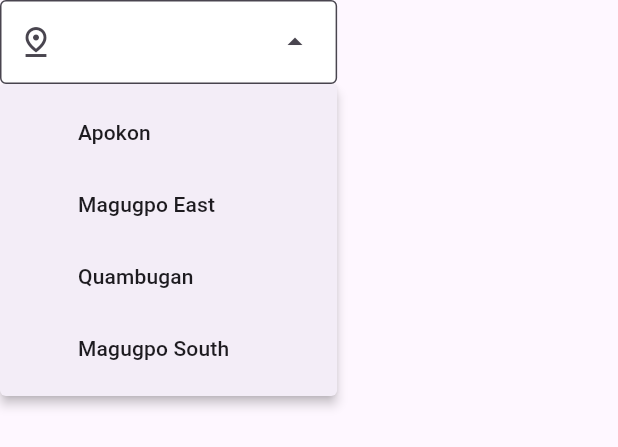
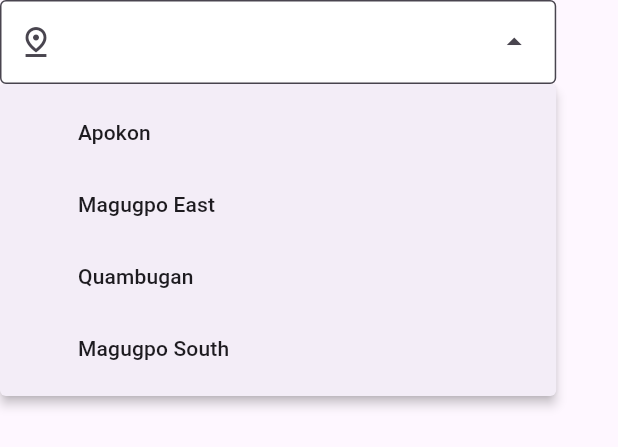
Before and after one commit to MorsHs/power_watch, a Flutter app: the DropDownLocation widget shown alone on an empty page, opened directly, after a tap on "Apokon", on a phone screen of 412 x 824 dp. Shown: the top 447 px of the screen. Run offline on Flutter 3.47's test engine with Material 3 defaults, Android fonts, the phone set to English and light mode, and no system bars; missing offline and left inert: curved_app_bar.

Commit message:
Add CurvedAppBar and refactor DropdownMenu in LandingPage; introduce BottomNavigationbarPicker widget

```diff
--- a/lib/features/LandingPage/widgets/TextPicker.dart
+++ b/lib/features/LandingPage/widgets/TextPicker.dart
@@ -13,23 +13,34 @@ class _DropDownLocationState extends State<DropDownLocation> {
 
   @override
   Widget build(BuildContext context) {
-    return DropdownMenu(
-      leadingIcon: Icon(Icons.pin_drop,color: Colors.red,),  //Ts doesnt work.. PR Fix on bottom
+    return LayoutBuilder( //Layout Builder for constraint of the parent size instead mag gamit ug mediaquery
+      builder: (context, constraints) => DropdownMenu(
+        width: constraints.maxWidth * 0.9,
+        leadingIcon: Icon(
+          Icons.pin_drop,
+          color: Colors.red,
+        ), //Ts doesnt work.. PR Fix on bottom
         textStyle: TextStyle(
           color: AppColors.background,
           fontWeight: FontWeight.bold,
         ),
-      decorationBuilder: (context, controller) =>
-          InputDecoration(fillColor: AppColors.whiteText, filled: true,prefixIcon: Icon(Icons.pin_drop_outlined)), //https://github.com/flutter/flutter/pull/185445
+        decorationBuilder: (context, controller) => InputDecoration(
+          fillColor: AppColors.whiteText,
+          filled: true,
+          prefixIcon: Icon(Icons.pin_drop_outlined),
+        ), //https://github.com/flutter/flutter/pull/185445
         enableFilter: true,
         enableSearch: true,
+        menuStyle: MenuStyle(
+        ),
         onSelected: (value) => this.value = value,
         dropdownMenuEntries: <DropdownMenuEntry>[
-        DropdownMenuEntry(value: 'Apokon', label: 'Apokon',),
+          DropdownMenuEntry(value: 'Apokon', label: 'Apokon'),
           DropdownMenuEntry(value: 'Magugpo East', label: 'Magugpo East'),
           DropdownMenuEntry(value: 'Quambugan', label: 'Quambugan'),
           DropdownMenuEntry(value: 'Magugpo South', label: 'Magugpo South'),
         ],
+      ),
     );
   }
 
--- a/pubspec.yaml
+++ b/pubspec.yaml
@@ -34,6 +34,7 @@ dependencies:
   # The following adds the Cupertino Icons font to your application.
   # Use with the CupertinoIcons class for iOS style icons.
   cupertino_icons: ^1.0.8
+  curved_app_bar: ^1.0.8
 
 dev_dependencies:
   flutter_test:
```
Also changed, not shown: lib/features/LandingPage/pages/LandingPage.dart (+21 -6 lines), lib/features/LandingPage/widgets/BottomNavigationBarPicker.dart (added, +15 -0 lines), pubspec.lock. Lines whose indentation alone changed are shown as unchanged.
